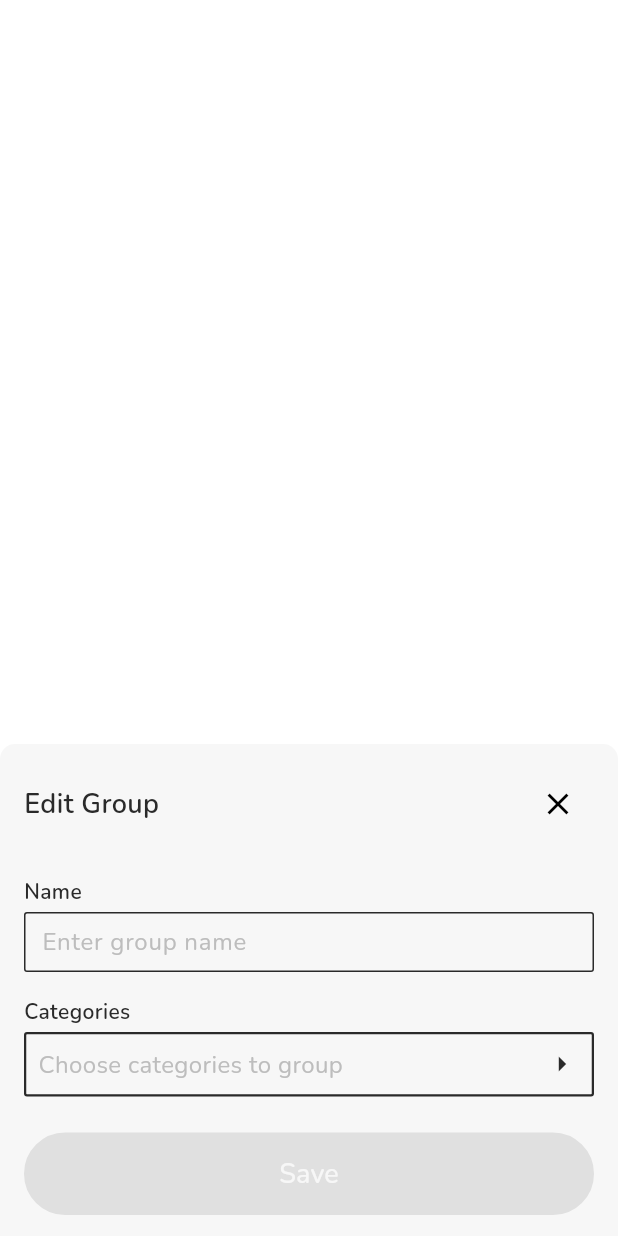
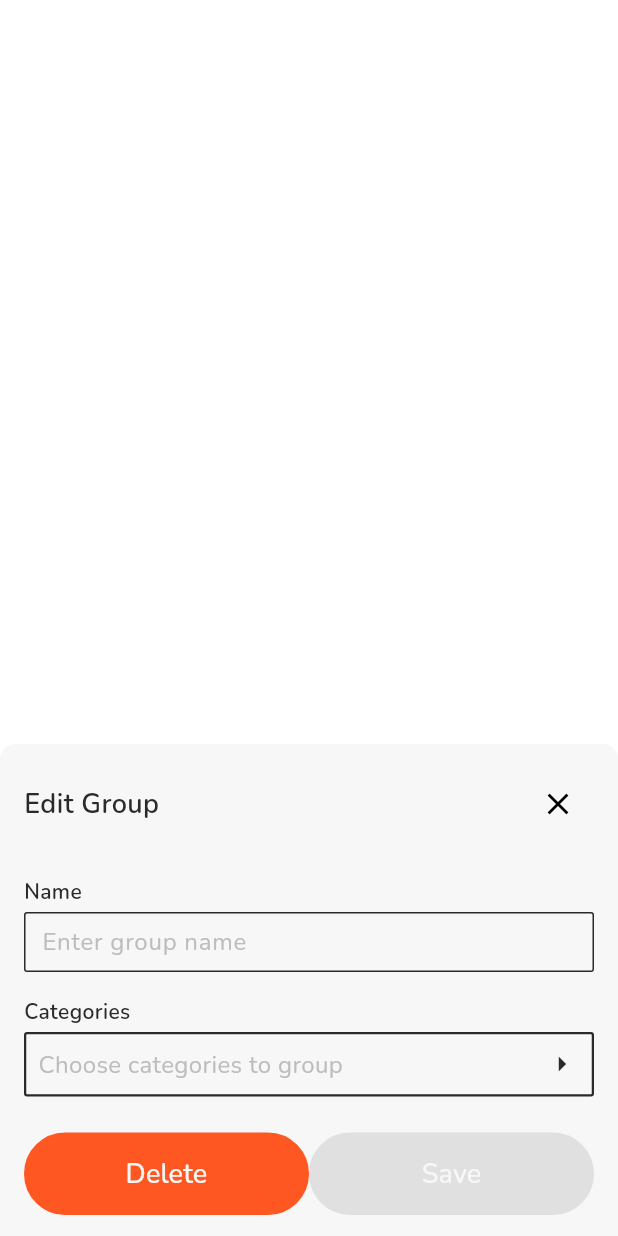
Before and after one commit to kanmear/budgetron, a Flutter app: the EditGroupDialog widget shown alone on an empty page, opened directly with empty values, on a phone screen of 412 x 824 dp. Run offline on Flutter 3.47's test engine with Material 3 defaults, Android fonts, the phone set to English and light mode, and no system bars; our stand-ins replace google_fonts, objectbox; generated files the repository leaves out were written again.

Commit message:
feat: category group -> can be deleted

```diff
--- a/lib/db/groups_controller.dart
+++ b/lib/db/groups_controller.dart
@@ -23,6 +23,8 @@ class GroupsController {
 
   static int addGroup(CategoryGroup group) => _getGroupBox().put(group);
 
+  static void deleteGroup(int groupId) => _getGroupBox().remove(groupId);
+
   static Box<CategoryGroup> _getGroupBox() =>
       ObjectBox.store.box<CategoryGroup>();
 }
--- a/lib/routes/popups/group/edit_group_popup.dart
+++ b/lib/routes/popups/group/edit_group_popup.dart
@@ -8,6 +8,7 @@ import 'package:budgetron/models/category/category.dart';
 import 'package:budgetron/ui/classes/select_button.dart';
 import 'package:budgetron/routes/pages/group/group_page.dart';
 import 'package:budgetron/models/enums/entry_category_type.dart';
+import 'package:budgetron/routes/popups/group/delete_group_popup.dart';
 import 'package:budgetron/ui/classes/text_fields/small_text_field.dart';
 import 'package:budgetron/ui/classes/text_buttons/large_text_button.dart';
 import 'package:budgetron/routes/pages/category/category_selection_page.dart';
@@ -69,13 +70,28 @@ class _EditGroupDialogState extends State<EditGroupDialog> {
                 ]);
               }),
           const SizedBox(height: 24),
-          BudgetronLargeTextButton(
-              text: 'Save',
-              backgroundColor: Theme.of(context).colorScheme.primary,
-              onTap: () => _saveGroup(),
-              textStyle: BudgetronFonts.nunitoSize18Weight500White,
-              isActive: _isValid,
-              listenables: [textController, widget.categoriesNotifier])
+          Row(
+            children: [
+              Expanded(
+                child: BudgetronLargeTextButton(
+                    text: 'Delete',
+                    backgroundColor: Theme.of(context).colorScheme.error,
+                    onTap: () => _showDeleteGroupDialog(),
+                    textStyle: BudgetronFonts.nunitoSize18Weight500White,
+                    isActive: () => true,
+                    listenables: [textController, widget.categoriesNotifier]),
+              ),
+              Expanded(
+                child: BudgetronLargeTextButton(
+                    text: 'Save',
+                    backgroundColor: Theme.of(context).colorScheme.primary,
+                    onTap: () => _saveGroup(),
+                    textStyle: BudgetronFonts.nunitoSize18Weight500White,
+                    isActive: _isValid,
+                    listenables: [textController, widget.categoriesNotifier]),
+              ),
+            ],
+          )
         ]));
   }
 
@@ -156,6 +172,13 @@ class _EditGroupDialogState extends State<EditGroupDialog> {
     return false;
   }
 
+  void _showDeleteGroupDialog() {
+    showDialog(
+        context: context,
+        builder: (BuildContext context) =>
+            DeleteGroupDialog(groupId: widget.group.id));
+  }
+
   void _setDefaultValues() {
     setState(() {
       widget.categoriesNotifier.value = [];
```
Also changed, not shown: lib/routes/popups/group/delete_group_popup.dart (added, +62 -0 lines).
